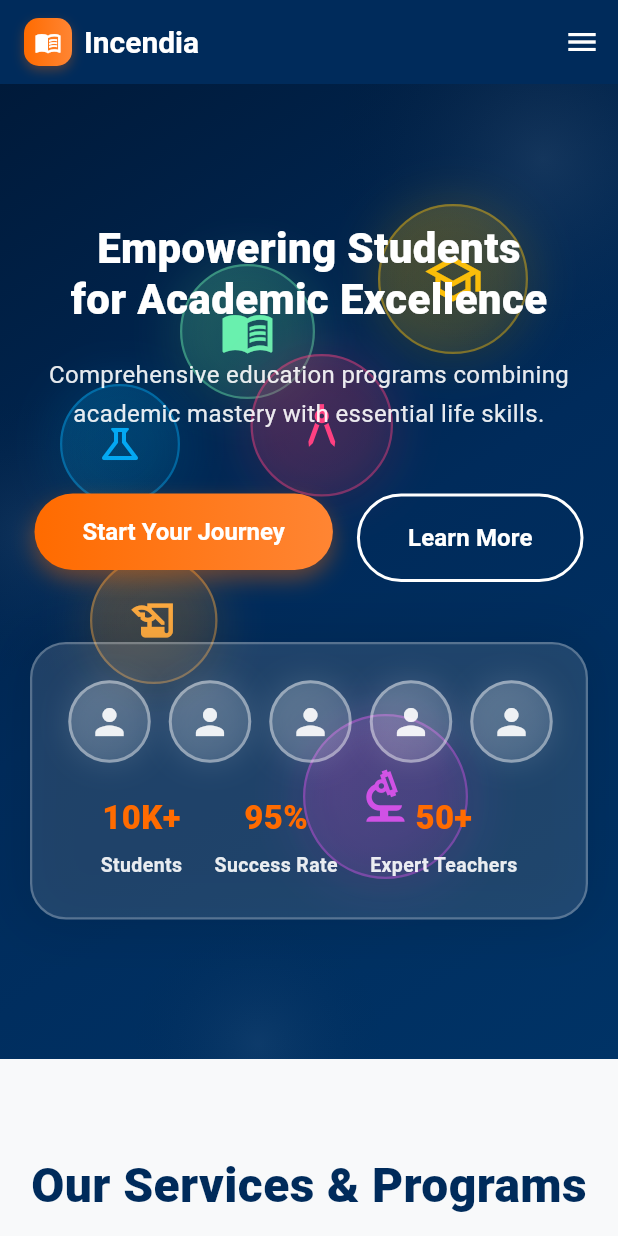
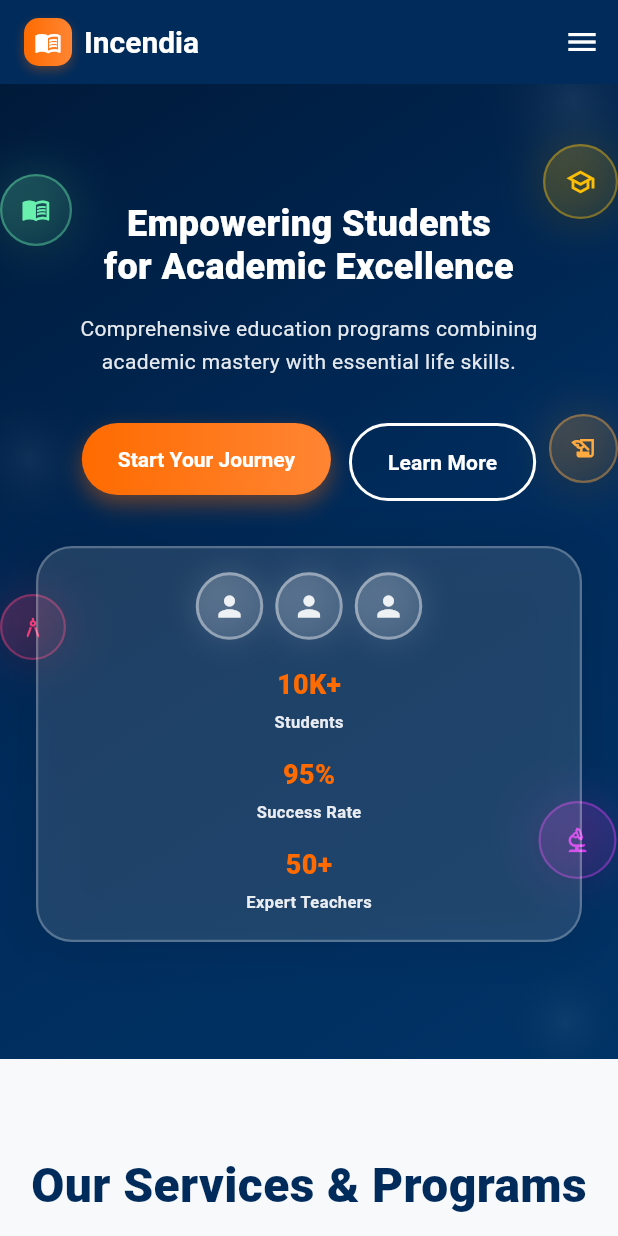
Before and after one commit to Ishi17/incendia2, a Flutter app: the screen it shows after launch, on a phone screen of 412 x 824 dp. Run offline on Flutter 3.47's test engine with Material 3 defaults, Android fonts, the phone set to English and light mode, and no system bars; our stand-ins replace animated_text_kit; Roboto replaces fonts that are missing (Poppins).

Commit message:
moved floating bubble in hero sec to the edges in mobile view

```diff
--- a/lib/pages/home/widgets/hero_section.dart
+++ b/lib/pages/home/widgets/hero_section.dart
@@ -27,15 +27,17 @@ class HeroSection extends StatelessWidget {
       ),
       child: Stack(
         children: [
-          // Professional floating elements
+          // Professional floating elements - positioned at edges on mobile with minimal margin, no overlap
           _buildFloatingElement(
-            top: 80,
-            right: 60,
-            size: 100,
+            top: isMobile ? 40 : 80,
+            right: isMobile ? 0 : 60,
+            size: isMobile ? 50 : 100,
             icon: Icons.school_outlined,
             color: Colors.amber,
             delay: 0,
           ),
+          // Science/lab icon - hidden on mobile
+          if (!isMobile)
             _buildFloatingElement(
               top: 200,
               left: 40,
@@ -45,45 +47,45 @@ class HeroSection extends StatelessWidget {
               delay: 800,
             ),
           _buildFloatingElement(
-            top: 120,
-            left: 120,
-            size: 90,
+            top: isMobile ? 60 : 80,
+            left: isMobile ? 0 : 50,
+            size: isMobile ? 48 : 90,
             icon: Icons.menu_book_outlined,
             color: Colors.greenAccent,
             delay: 1600,
           ),
           _buildFloatingElement(
-            bottom: 120,
-            right: 100,
-            size: 110,
+            bottom: isMobile ? 120 : 120,
+            right: isMobile ? 1 : 100,
+            size: isMobile ? 52 : 110,
             icon: Icons.biotech_outlined,
             color: Colors.purpleAccent,
             delay: 2400,
           ),
           _buildFloatingElement(
-            bottom: 250,
-            left: 60,
-            size: 85,
+            top: isMobile ? 220 : 180,
+            right: isMobile ? 0 : 60,
+            size: isMobile ? 46 : 85,
             icon: Icons.history_edu_outlined,
             color: Colors.orangeAccent,
             delay: 3200,
           ),
           _buildFloatingElement(
-            top: 180,
-            right: 150,
-            size: 95,
+            top: isMobile ? 340 : 180,
+            left: isMobile ? 0 : 120,
+            size: isMobile ? 44 : 95,
             icon: Icons.architecture_outlined,
             color: Colors.pinkAccent,
             delay: 4000,
           ),
 
-          // Background decorative elements
+          // Background decorative elements - positioned at edges on mobile with minimal margin
           Positioned(
-            top: -100,
-            right: -100,
+            top: isMobile ? -60 : -100,
+            right: isMobile ? -40 : -100,
             child: Container(
-              width: 300,
-              height: 300,
+              width: isMobile ? 140 : 300,
+              height: isMobile ? 140 : 300,
               decoration: BoxDecoration(
                 shape: BoxShape.circle,
                 gradient: RadialGradient(
@@ -93,11 +95,11 @@ class HeroSection extends StatelessWidget {
             ),
           ),
           Positioned(
-            top: 200,
-            left: -80,
+            top: isMobile ? 200 : 200,
+            left: isMobile ? -30 : -80,
             child: Container(
-              width: 200,
-              height: 200,
+              width: isMobile ? 100 : 200,
+              height: isMobile ? 100 : 200,
               decoration: BoxDecoration(
                 shape: BoxShape.circle,
                 gradient: RadialGradient(
@@ -107,11 +109,11 @@ class HeroSection extends StatelessWidget {
             ),
           ),
           Positioned(
-            bottom: -80,
-            right: 150,
+            bottom: isMobile ? -20 : -80,
+            right: isMobile ? -10 : 150,
             child: Container(
-              width: 180,
-              height: 180,
+              width: isMobile ? 90 : 180,
+              height: isMobile ? 90 : 180,
               decoration: BoxDecoration(
                 shape: BoxShape.circle,
                 gradient: RadialGradient(
@@ -121,10 +123,13 @@ class HeroSection extends StatelessWidget {
             ),
           ),
 
-          // Main content
+          // Main content - with extra padding on mobile to avoid circles
           Center(
             child: Padding(
-              padding: EdgeInsets.symmetric(horizontal: isMobile ? 20 : 40),
+              padding: EdgeInsets.symmetric(
+                horizontal: isMobile ? 24 : 40,
+                vertical: isMobile ? 20 : 0,
+              ),
               child: AnimatedBuilder(
                 animation: fadeAnimation,
                 builder: (context, child) {
@@ -136,49 +141,52 @@ class HeroSection extends StatelessWidget {
                         mainAxisAlignment: MainAxisAlignment.center,
                         children: [
                           // Main heading
-                          const Text(
+                          Text(
                             'Empowering Students\nfor Academic Excellence',
                             textAlign: TextAlign.center,
                             style: TextStyle(
                               fontWeight: FontWeight.w900,
                               color: Colors.white,
                               height: 1.2,
-                              fontSize: 28,
+                              fontSize: isMobile ? 24 : 28,
                             ),
                           ),
-                          const SizedBox(height: 20),
+                          SizedBox(height: isMobile ? 16 : 20),
 
                           // Subtitle
                           Text(
                             'Comprehensive education programs combining academic mastery with essential life skills.',
                             style: TextStyle(
-                              fontSize: isMobile ? 16 : 18,
+                              fontSize: isMobile ? 14 : 18,
                               color: Colors.white.withOpacity(0.9),
                               height: 1.6,
                             ),
                             textAlign: TextAlign.center,
                           ),
-                          const SizedBox(height: 40),
+                          SizedBox(height: isMobile ? 30 : 40),
 
                           // Action buttons
                           Wrap(
-                            spacing: 16,
-                            runSpacing: 12,
+                            spacing: isMobile ? 12 : 16,
+                            runSpacing: isMobile ? 12 : 12,
+                            alignment: WrapAlignment.center,
                             children: [
                               _GradientActionButton(
                                 text: 'Start Your Journey',
                                 onPressed: () => navigateTo('Admissions'),
+                                isMobile: isMobile,
                               ),
                               _OutlineActionButton(
                                 text: 'Learn More',
                                 onPressed: () => navigateTo('About'),
+                                isMobile: isMobile,
                               ),
                             ],
                           ),
-                          const SizedBox(height: 40),
+                          SizedBox(height: isMobile ? 30 : 40),
 
                           // Student images and stats
-                          _buildStudentShowcase(),
+                          _buildStudentShowcase(isMobile: isMobile),
                         ],
                       ),
                     ),
@@ -260,7 +268,7 @@ class HeroSection extends StatelessWidget {
     );
   }
 
-  Widget _buildStudentShowcase() {
+  Widget _buildStudentShowcase({bool isMobile = false}) {
     return TweenAnimationBuilder<double>(
       duration: const Duration(milliseconds: 1500),
       tween: Tween(begin: 0.0, end: 1.0),
@@ -270,7 +278,7 @@ class HeroSection extends StatelessWidget {
           child: Opacity(
             opacity: value,
             child: Container(
-              padding: const EdgeInsets.all(24),
+              padding: EdgeInsets.all(isMobile ? 16 : 24),
               decoration: BoxDecoration(
                 color: Colors.white.withOpacity(0.12),
                 borderRadius: BorderRadius.circular(24),
@@ -292,26 +300,38 @@ class HeroSection extends StatelessWidget {
                   Row(
                     mainAxisAlignment: MainAxisAlignment.center,
                     children: [
-                      _buildAnimatedStudentAvatar(Icons.person, 'Alex', 0),
+                      _buildAnimatedStudentAvatar(Icons.person, 'Alex', 0, isMobile),
+                      SizedBox(width: isMobile ? 8 : 12),
+                      _buildAnimatedStudentAvatar(Icons.person, 'Sarah', 200, isMobile),
+                      SizedBox(width: isMobile ? 8 : 12),
+                      _buildAnimatedStudentAvatar(Icons.person, 'Mike', 400, isMobile),
+                      if (!isMobile) ...[
                         const SizedBox(width: 12),
-                      _buildAnimatedStudentAvatar(Icons.person, 'Sarah', 200),
+                        _buildAnimatedStudentAvatar(Icons.person, 'Emma', 600, isMobile),
                         const SizedBox(width: 12),
-                      _buildAnimatedStudentAvatar(Icons.person, 'Mike', 400),
-                      const SizedBox(width: 12),
-                      _buildAnimatedStudentAvatar(Icons.person, 'Emma', 600),
-                      const SizedBox(width: 12),
-                      _buildAnimatedStudentAvatar(Icons.person, 'David', 800),
+                        _buildAnimatedStudentAvatar(Icons.person, 'David', 800, isMobile),
+                      ],
                     ],
                   ),
-                  const SizedBox(height: 20),
+                  SizedBox(height: isMobile ? 16 : 20),
 
                   // Success stats with animation
-                  Row(
+                  isMobile
+                      ? Column(
+                          children: [
+                            _buildAnimatedStatItem('10K+', 'Students', 0, isMobile),
+                            const SizedBox(height: 12),
+                            _buildAnimatedStatItem('95%', 'Success Rate', 300, isMobile),
+                            const SizedBox(height: 12),
+                            _buildAnimatedStatItem('50+', 'Expert Teachers', 600, isMobile),
+                          ],
+                        )
+                      : Row(
                           mainAxisAlignment: MainAxisAlignment.spaceEvenly,
                           children: [
-                      _buildAnimatedStatItem('10K+', 'Students', 0),
-                      _buildAnimatedStatItem('95%', 'Success Rate', 300),
-                      _buildAnimatedStatItem('50+', 'Expert Teachers', 600),
+                            _buildAnimatedStatItem('10K+', 'Students', 0, isMobile),
+                            _buildAnimatedStatItem('95%', 'Success Rate', 300, isMobile),
+                            _buildAnimatedStatItem('50+', 'Expert Teachers', 600, isMobile),
                           ],
                         ),
                 ],
@@ -323,7 +343,7 @@ class HeroSection extends StatelessWidget {
     );
   }
 
-  Widget _buildAnimatedStudentAvatar(IconData icon, String name, int delay) {
+  Widget _buildAnimatedStudentAvatar(IconData icon, String name, int delay, bool isMobile) {
     return TweenAnimationBuilder<double>(
       duration: Duration(milliseconds: 800 + delay),
       tween: Tween(begin: 0.0, end: 1.0),
@@ -335,8 +355,8 @@ class HeroSection extends StatelessWidget {
             child: Opacity(
               opacity: value,
               child: Container(
-                width: 55,
-                height: 55,
+                width: isMobile ? 45 : 55,
+                height: isMobile ? 45 : 55,
                 decoration: BoxDecoration(
                   gradient: LinearGradient(
                     begin: Alignment.topLeft,
@@ -346,7 +366,7 @@ class HeroSection extends StatelessWidget {
                       Colors.white.withOpacity(0.1),
                     ],
                   ),
-                  borderRadius: BorderRadius.circular(27.5),
+                  borderRadius: BorderRadius.circular(isMobile ? 22.5 : 27.5),
                   border: Border.all(
                     color: Colors.white.withOpacity(0.4),
                     width: 2,
@@ -363,7 +383,7 @@ class HeroSection extends StatelessWidget {
                   child: Icon(
                     icon,
                     color: Colors.white.withOpacity(0.9),
-                    size: 28,
+                    size: isMobile ? 22 : 28,
                   ),
                 ),
               ),
@@ -374,7 +394,7 @@ class HeroSection extends StatelessWidget {
     );
   }
 
-  Widget _buildAnimatedStatItem(String number, String label, int delay) {
+  Widget _buildAnimatedStatItem(String number, String label, int delay, bool isMobile) {
     return TweenAnimationBuilder<double>(
       duration: Duration(milliseconds: 1000 + delay),
       tween: Tween(begin: 0.0, end: 1.0),
@@ -387,17 +407,17 @@ class HeroSection extends StatelessWidget {
               children: [
                 Text(
                   number,
-                  style: const TextStyle(
-                    fontSize: 22,
+                  style: TextStyle(
+                    fontSize: isMobile ? 18 : 22,
                     fontWeight: FontWeight.w900,
                     color: Color(0xFFFF6B00),
                   ),
                 ),
-                const SizedBox(height: 6),
+                SizedBox(height: isMobile ? 4 : 6),
                 Text(
                   label,
                   style: TextStyle(
-                    fontSize: 13,
+                    fontSize: isMobile ? 11 : 13,
                     color: Colors.white.withOpacity(0.9),
                     fontWeight: FontWeight.w600,
                   ),
@@ -414,8 +434,13 @@ class HeroSection extends StatelessWidget {
 class _GradientActionButton extends StatelessWidget {
   final String text;
   final VoidCallback onPressed;
+  final bool isMobile;
 
-  const _GradientActionButton({required this.text, required this.onPressed});
+  const _GradientActionButton({
+    required this.text,
+    required this.onPressed,
+    this.isMobile = false,
+  });
 
   @override
   Widget build(BuildContext context) {
@@ -438,17 +463,20 @@ class _GradientActionButton extends StatelessWidget {
         style: ElevatedButton.styleFrom(
           backgroundColor: Colors.transparent,
           shadowColor: Colors.transparent,
-          padding: const EdgeInsets.symmetric(vertical: 16, horizontal: 32),
+          padding: EdgeInsets.symmetric(
+            vertical: isMobile ? 14 : 16,
+            horizontal: isMobile ? 24 : 32,
+          ),
           shape: RoundedRectangleBorder(
             borderRadius: BorderRadius.circular(30),
           ),
         ),
         child: Text(
           text,
-          style: const TextStyle(
+          style: TextStyle(
             color: Colors.white,
             fontWeight: FontWeight.w700,
-            fontSize: 16,
+            fontSize: isMobile ? 14 : 16,
           ),
         ),
       ),
@@ -459,8 +487,13 @@ class _GradientActionButton extends StatelessWidget {
 class _OutlineActionButton extends StatelessWidget {
   final String text;
   final VoidCallback onPressed;
+  final bool isMobile;
 
-  const _OutlineActionButton({required this.text, required this.onPressed});
+  const _OutlineActionButton({
+    required this.text,
+    required this.onPressed,
+    this.isMobile = false,
+  });
 
   @override
   Widget build(BuildContext context) {
@@ -473,17 +506,20 @@ class _OutlineActionButton extends StatelessWidget {
         onPressed: onPressed,
         style: OutlinedButton.styleFrom(
           side: BorderSide.none,
-          padding: const EdgeInsets.symmetric(vertical: 16, horizontal: 32),
+          padding: EdgeInsets.symmetric(
+            vertical: isMobile ? 14 : 16,
+            horizontal: isMobile ? 24 : 32,
+          ),
           shape: RoundedRectangleBorder(
             borderRadius: BorderRadius.circular(30),
           ),
         ),
         child: Text(
           text,
-          style: const TextStyle(
+          style: TextStyle(
             color: Colors.white,
             fontWeight: FontWeight.w700,
-            fontSize: 16,
+            fontSize: isMobile ? 14 : 16,
           ),
         ),
       ),
```
Lines whose indentation alone changed are shown as unchanged.
